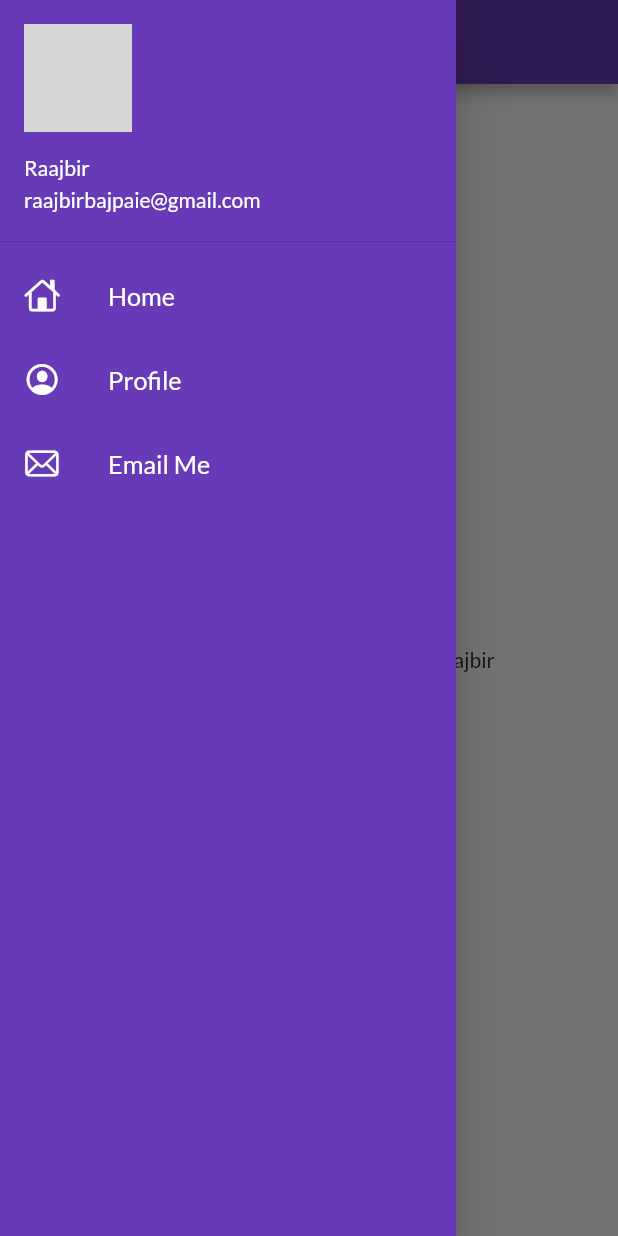
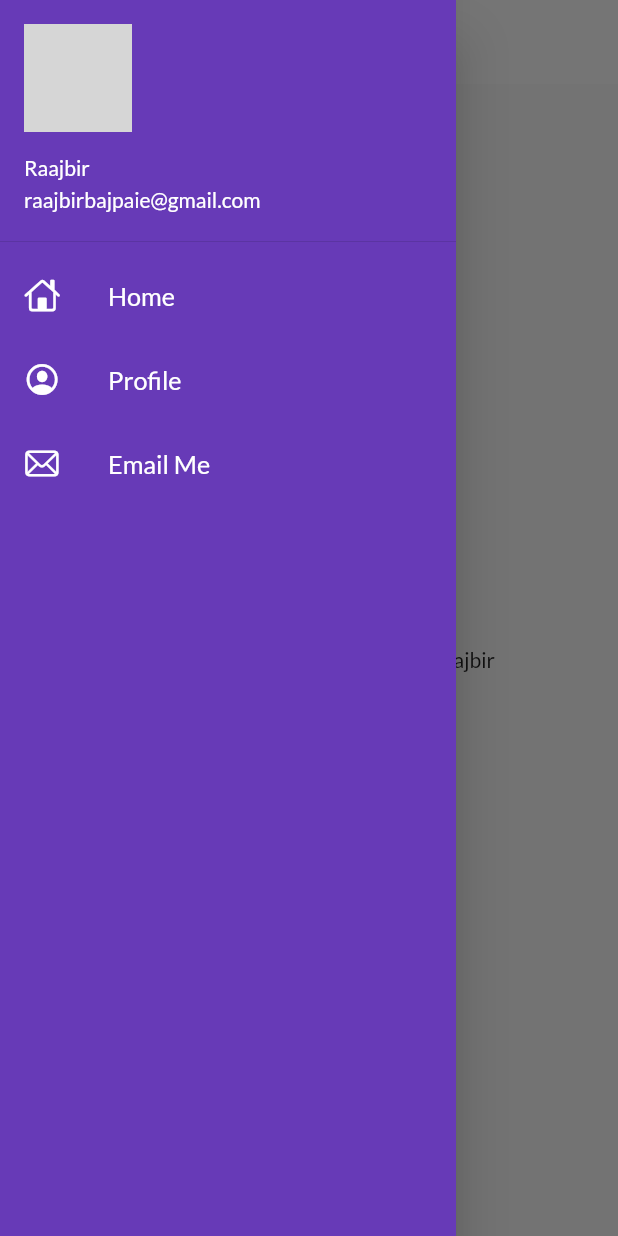
Before and after one commit to Raajbir/CatalogApp, a Flutter app: the screen it shows after launch, with the side drawer open, on a phone screen of 412 x 824 dp. Run offline on Flutter 3.47's test engine with Material 2 defaults, Android fonts, the phone set to English and light mode, and no system bars; our stand-ins replace google_fonts; network calls fail; grey boxes are pictures that could not be loaded.

Commit message:
theme extracted

```diff
--- a/lib/main.dart
+++ b/lib/main.dart
@@ -1,5 +1,5 @@
 import 'package:flutter/material.dart';
-import 'package:google_fonts/google_fonts.dart';
+import 'package:project/widgets/themes.dart';
 import 'utils/routes.dart';
 import 'pages/login_page.dart';
 import 'pages/home_page.dart';
@@ -12,14 +12,8 @@ class MyApp extends StatelessWidget {
     return MaterialApp(
       debugShowCheckedModeBanner: false,
       themeMode: ThemeMode.light,
-      theme: ThemeData(
-        primarySwatch: Colors.deepPurple,
-        fontFamily: GoogleFonts.lato().fontFamily,
-      ),
-      darkTheme: ThemeData(
-        brightness: Brightness.dark,
-        primarySwatch: Colors.red,
-      ),
+      theme: MyTheme.lightTheme(context),
+      darkTheme: MyTheme.darkTheme(context),
       routes: {
         '/': (context) => HomePage(),
         MyRoutes.homeroute: (context) => HomePage(),
--- a/lib/pages/home_page.dart
+++ b/lib/pages/home_page.dart
@@ -9,7 +9,12 @@ class HomePage extends StatelessWidget {
     return Scaffold(
       appBar: AppBar(
         centerTitle: true,
-        title: Text('CATALOG APP'),
+        title: Text(
+          'CATALOG APP',
+          style: TextStyle(
+            color: Colors.black,
+          ),
+        ),
       ),
       body: Center(
         child: Container(
--- a/lib/pages/login_page.dart
+++ b/lib/pages/login_page.dart
@@ -14,14 +14,10 @@ class _LoginPageState extends State<LoginPage> {
 
   moveToHome(BuildContext context) async {
     if (_formkey.currentState!.validate()) {
-      setState(() {
-        changeButton = true;
-      });
+      setState(() => changeButton = true);
       await Future.delayed(Duration(seconds: 1));
       await Navigator.pushNamed(context, MyRoutes.homeroute);
-      setState(() {
-        changeButton = false;
-      });
+      setState(() => changeButton = false);
     }
   }
 
@@ -68,11 +64,7 @@ class _LoginPageState extends State<LoginPage> {
                         hintText: "Enter Username",
                         labelText: "Username",
                       ),
-                      onChanged: (value) {
-                        setState(() {
-                          name = value;
-                        });
-                      },
+                      onChanged: (value) => setState(() => name = value),
                     ),
                     TextFormField(
                       validator: (value) {
@@ -97,7 +89,7 @@ class _LoginPageState extends State<LoginPage> {
                       borderRadius:
                           BorderRadius.circular(changeButton ? 20 : 8),
                       child: InkWell(
-                        splashColor: Color.fromARGB(255, 115, 76, 182),
+                        splashColor: Colors.purple,
                         onTap: () => moveToHome(context),
                         child: AnimatedContainer(
                           width: changeButton ? 50 : 150,
--- a/lib/widgets/drawer.dart
+++ b/lib/widgets/drawer.dart
@@ -2,8 +2,6 @@ import 'package:flutter/cupertino.dart';
 import 'package:flutter/material.dart';
 
 class MyDrawer extends StatelessWidget {
-  const MyDrawer({Key? key}) : super(key: key);
-
   @override
   Widget build(BuildContext context) {
     final imageUrl =
@@ -18,15 +16,15 @@ class MyDrawer extends StatelessWidget {
                 padding: EdgeInsets.zero,
                 child: UserAccountsDrawerHeader(
                     margin: EdgeInsets.zero,
-                    decoration: BoxDecoration(
+                    decoration: const BoxDecoration(
                       color: Colors.deepPurple,
                     ),
-                    accountName: Text("Raajbir"),
-                    accountEmail: Text("raajbirbajpaie@gmail.com"),
+                    accountName: const Text("Raajbir"),
+                    accountEmail: const Text("raajbirbajpaie@gmail.com"),
                     currentAccountPicture: CircleAvatar(
                       backgroundImage: NetworkImage(imageUrl),
                     ))),
-            ListTile(
+            const ListTile(
               leading: Icon(
                 CupertinoIcons.home,
                 color: Colors.white,
@@ -37,7 +35,7 @@ class MyDrawer extends StatelessWidget {
                     color: Colors.white,
                   ))),
             ),
-            ListTile(
+            const ListTile(
               leading: Icon(
                 CupertinoIcons.profile_circled,
                 color: Colors.white,
@@ -48,7 +46,7 @@ class MyDrawer extends StatelessWidget {
                     color: Colors.white,
                   ))),
             ),
-            ListTile(
+            const ListTile(
               leading: Icon(
                 CupertinoIcons.mail,
                 color: Colors.white,
--- /dev/null
+++ b/lib/widgets/themes.dart
@@ -0,0 +1,20 @@
+import 'package:flutter/material.dart';
+import 'package:google_fonts/google_fonts.dart';
+
+class MyTheme {
+  static ThemeData lightTheme(BuildContext context) => ThemeData(
+      primarySwatch: Colors.deepPurple,
+      fontFamily: GoogleFonts.lato().fontFamily,
+      appBarTheme: AppBarTheme(
+        color: Colors.white,
+        elevation: 0.0,
+        iconTheme: IconThemeData(
+          color: Colors.black,
+        ),
+        textTheme: Theme.of(context).textTheme,
+      ));
+
+  static ThemeData darkTheme(BuildContext context) => ThemeData(
+        brightness: Brightness.dark,
+      );
+}
```
